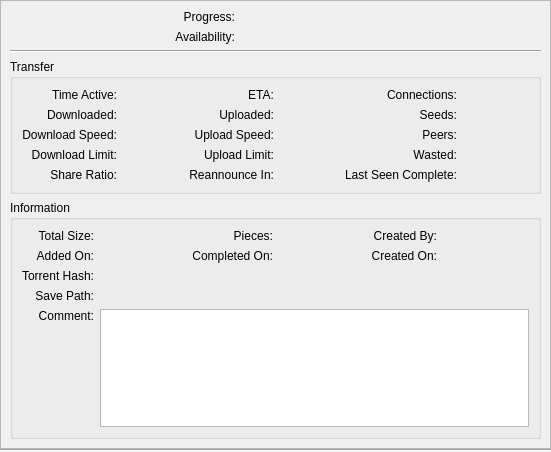
Qt form src/gui/properties/propertieswidget.ui (SysAdminDoc/qBittorrent-Vanced) before a commit.
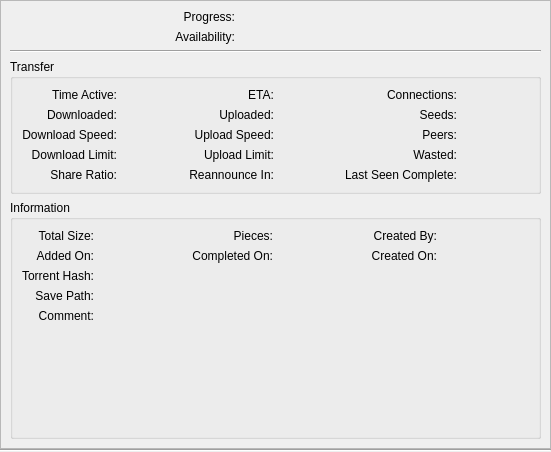
The same form after that commit. Custom widgets are drawn as their Qt base class.

Commit message: Change Comment field from QTextBrowser to QLabel

```diff
--- a/src/gui/properties/propertieswidget.ui
+++ b/src/gui/properties/propertieswidget.ui
@@ -883,17 +883,26 @@
                </widget>
               </item>
               <item row="4" column="1" colspan="5">
-               <widget class="QTextBrowser" name="comment_text">
+               <widget class="QLabel" name="comment_text">
                 <property name="sizePolicy">
                  <sizepolicy hsizetype="Expanding" vsizetype="Expanding">
                   <horstretch>0</horstretch>
                   <verstretch>0</verstretch>
                  </sizepolicy>
                 </property>
+                <property name="textFormat">
+                 <enum>Qt::RichText</enum>
+                </property>
+                <property name="alignment">
+                 <set>Qt::AlignLeading|Qt::AlignLeft|Qt::AlignTop</set>
+                </property>
                 <property name="openExternalLinks">
                  <bool>true</bool>
                 </property>
-                <property name="openLinks">
+                <property name="textInteractionFlags">
+                 <set>Qt::TextBrowserInteraction</set>
+                </property>
+                <property name="openLinks" stdset="0">
                  <bool>true</bool>
                 </property>
                </widget>
```
The commit also changes 1 other file.
